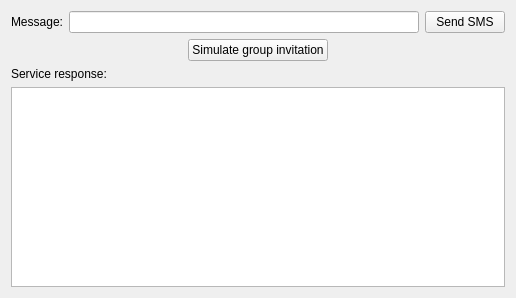
First picture: the form in CLI/mainwindow.ui, repository jpvanhal/Social-Sports, before the edit.
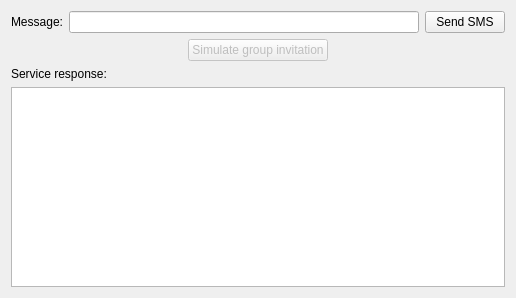
Second picture: the form after the edit.

The edit to the form file:
```diff
--- a/CLI/mainwindow.ui
+++ b/CLI/mainwindow.ui
@@ -60,7 +60,7 @@
       <item>
        <widget class="QPushButton" name="btnSimulateInvitation">
         <property name="enabled">
-         <bool>true</bool>
+         <bool>false</bool>
         </property>
         <property name="cursor">
          <cursorShape>PointingHandCursor</cursorShape>
```
